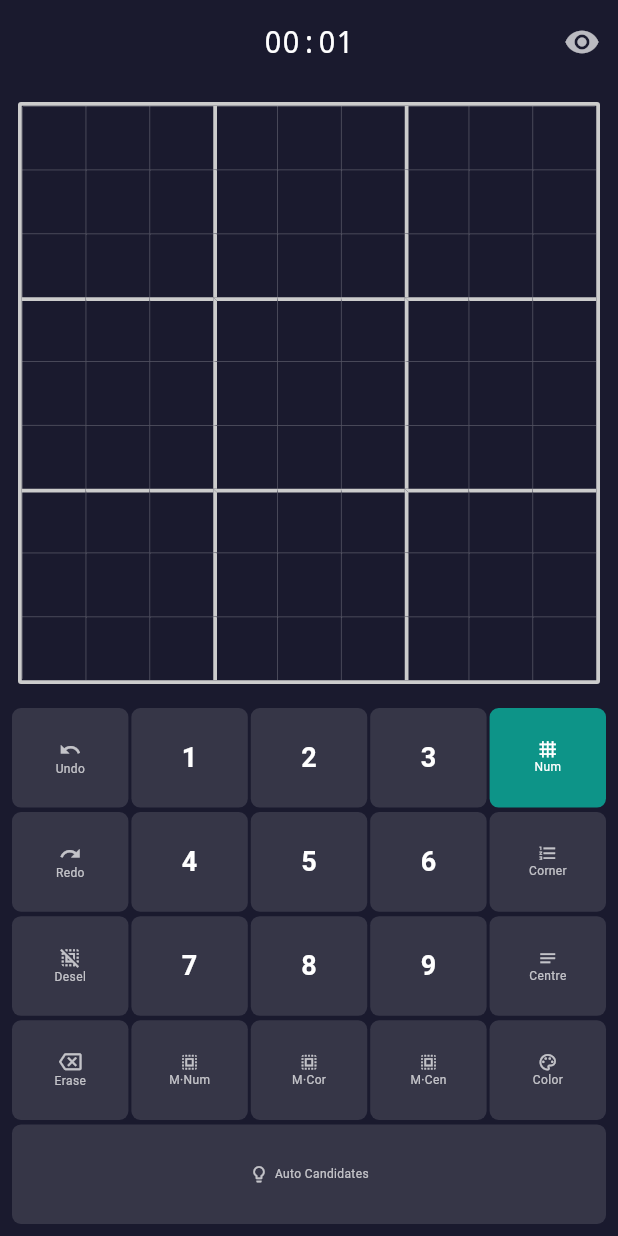
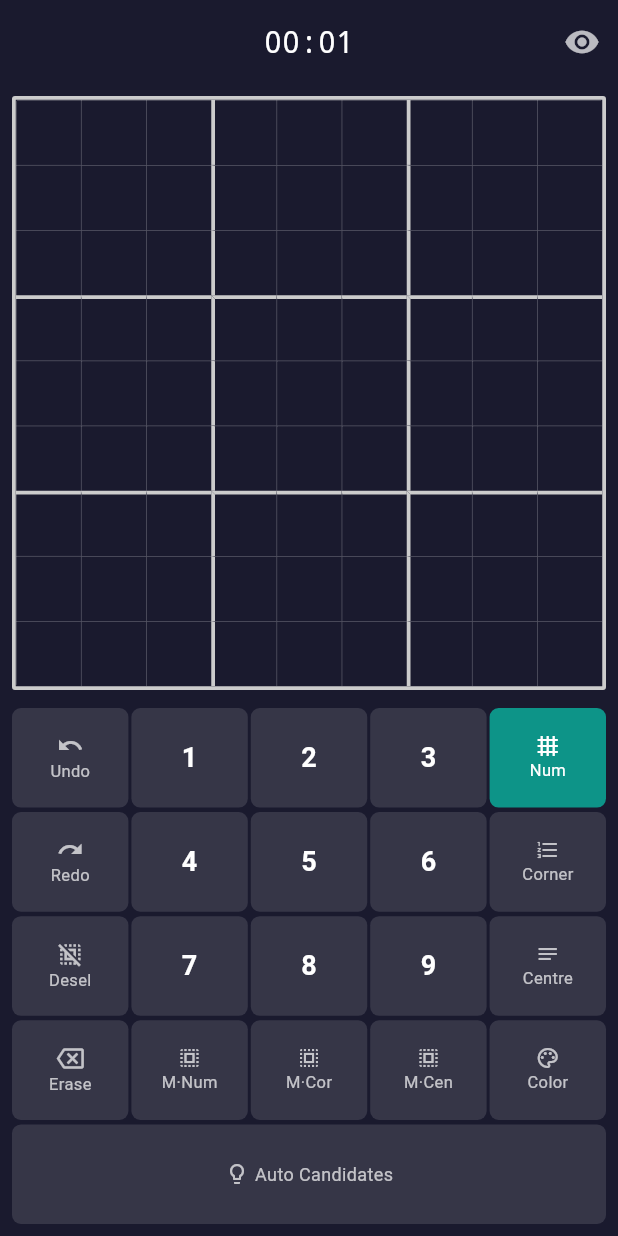
Before and after one commit to NVME-git/InGrid, a Flutter app: the GameScreen screen opened by its route, on a phone screen of 412 x 824 dp. Run offline on Flutter 3.47's test engine with Material 3 defaults, Android fonts, the phone set to English and light mode, and no system bars; our stand-ins replace flutter_riverpod, go_router.

Commit message:
Enlarge toolbar fonts and board to fill window
Co-authored-by: NVME-git <30406909+NVME-git@users.noreply.github.com>
Agent-Logs-Url: https://github.com/NVME-git/InGrid/sessions/46cd41dd-cc5d-43c6-b65f-960b040897d8

```diff
--- a/lib/features/game/game_screen.dart
+++ b/lib/features/game/game_screen.dart
@@ -173,24 +173,20 @@ class _PortraitLayout extends StatelessWidget {
   @override
   Widget build(BuildContext context) {
     return LayoutBuilder(builder: (context, constraints) {
-      // Reserve up to 58% of the available height for the grid; in portrait the
-      // grid is constrained by width anyway so clamping prevents it from eating
-      // all the space on tall phones.
+      // Give the grid up to 65% of available height; width is the binding
+      // constraint on web where the window is wide but not very tall.
       final gridContainerHeight = min(
         constraints.maxWidth,
-        constraints.maxHeight * 0.58,
+        constraints.maxHeight * 0.65,
       );
       return Column(
         children: [
           SizedBox(
             height: gridContainerHeight,
             child: Padding(
-              padding: const EdgeInsets.all(12.0),
+              padding: const EdgeInsets.all(8.0),
               child: Center(
-                child: ConstrainedBox(
-                  constraints: const BoxConstraints(maxWidth: 500),
-                  child: const SudokuGrid(),
-                ),
+                child: const SudokuGrid(),
               ),
             ),
           ),
@@ -216,16 +212,11 @@ class _LandscapeLayout extends StatelessWidget {
   Widget build(BuildContext context) {
     final gridWidget = Expanded(
       child: Padding(
-        padding: const EdgeInsets.all(8.0),
+        padding: const EdgeInsets.all(4.0),
         child: Center(
           child: AspectRatio(
             aspectRatio: 1,
-            child: ConstrainedBox(
-              constraints: BoxConstraints(
-                maxHeight: MediaQuery.of(context).size.height,
-              ),
-              child: const SudokuGrid(),
-            ),
+            child: const SudokuGrid(),
           ),
         ),
       ),
--- a/lib/features/game/widgets/digit_toolbar.dart
+++ b/lib/features/game/widgets/digit_toolbar.dart
@@ -87,12 +87,12 @@ class DigitToolbar extends ConsumerWidget {
       child: Row(
         mainAxisSize: MainAxisSize.min,
         children: [
-          Icon(Icons.lightbulb_outline, size: 13,
+          Icon(Icons.lightbulb_outline, size: 16,
               color: game.autoCandidates ? Colors.white : Colors.white70),
           const SizedBox(width: 4),
           Text('Auto Candidates',
               style: TextStyle(
-                  fontSize: 8,
+                  fontSize: 12,
                   color: game.autoCandidates ? Colors.white : Colors.white70)),
         ],
       ),
@@ -242,11 +242,11 @@ class _ModeBtn extends StatelessWidget {
       child: Column(
         mainAxisSize: MainAxisSize.min,
         children: [
-          Icon(icon, size: 13, color: active ? Colors.white : Colors.white70),
+          Icon(icon, size: 16, color: active ? Colors.white : Colors.white70),
           Text(
             label,
             style: TextStyle(
-                fontSize: 8, color: active ? Colors.white : Colors.white70),
+                fontSize: 11, color: active ? Colors.white : Colors.white70),
           ),
         ],
       ),
@@ -270,9 +270,9 @@ class _ActionBtn extends StatelessWidget {
       child: Column(
         mainAxisSize: MainAxisSize.min,
         children: [
-          Icon(icon, size: 15, color: Colors.white70),
+          Icon(icon, size: 18, color: Colors.white70),
           Text(label,
-              style: const TextStyle(fontSize: 8, color: Colors.white70)),
+              style: const TextStyle(fontSize: 11, color: Colors.white70)),
         ],
       ),
     );
```
